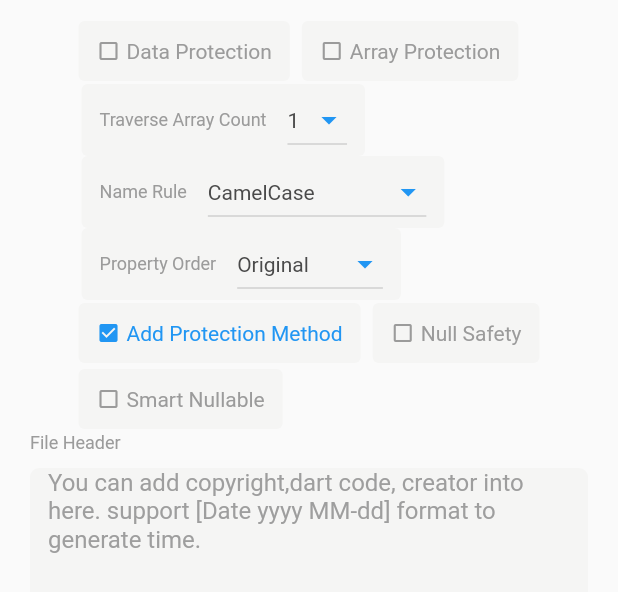
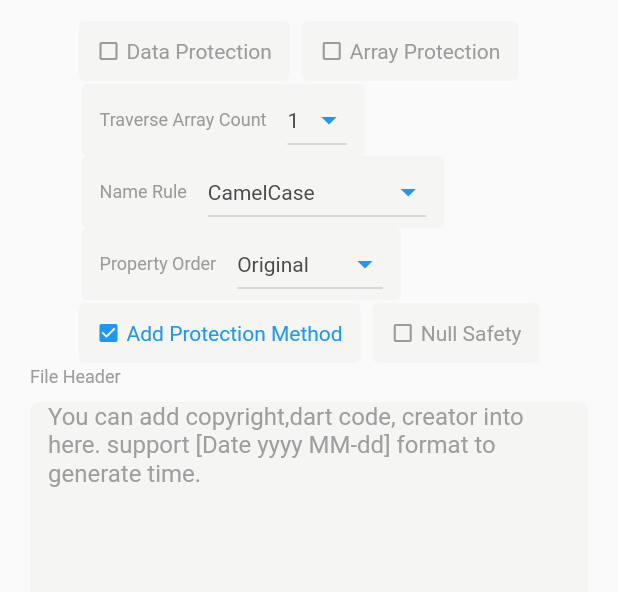
Before and after one commit to fluttercandies/JsonToDart, a Flutter app: the MoreSetting widget shown alone on an empty page, opened directly with empty values, on a phone screen of 412 x 824 dp. Shown: the top 592 px of the screen. Run offline on Flutter 3.47's test engine with Material 2 defaults, Android fonts, the phone set to English and light mode, and no system bars; drawn by our look-alikes of oktoast; our stand-ins replace equatable, hive, hive_flutter, nested, tuple; missing offline and left inert: dart_style; accounts and stored records are empty; generated files the repository leaves out were written again; Roboto replaces fonts that are missing (MyraidPro).

Commit message:
fix review

```diff
--- a/Flutter/json_to_dart/lib/pages/setting.dart
+++ b/Flutter/json_to_dart/lib/pages/setting.dart
@@ -232,7 +232,6 @@ class _MoreSettingState extends State<MoreSetting> {
           value: ConfigSetting().nullsafety,
           onChanged: (bool value) {
             setState(() {
-              //controller.updateNullable(true);
               ConfigSetting().nullsafety = value;
               ConfigSetting().nullable = true;
               if (!value) {
@@ -241,15 +240,13 @@ class _MoreSettingState extends State<MoreSetting> {
             });
           },
         ),
+        if (ConfigSetting().nullsafety)
           StCheckBox(
             title: appLocalizations.smartNullable,
-          value: ConfigSetting().smartNullable && ConfigSetting().nullsafety,
+            value: ConfigSetting().smartNullable,
             onChanged: (bool value) {
               setState(() {
-              //controller.updateNullable(true);
-              if (ConfigSetting().nullsafety) {
                 ConfigSetting().smartNullable = value;
-              }
               });
             },
           ),
```
Also changed, not shown: Flutter/json_to_dart/lib/models/dart_object.dart (+5 -4 lines), Flutter/json_to_dart/lib/models/config.g.dart. Lines whose indentation alone changed are shown as unchanged.
